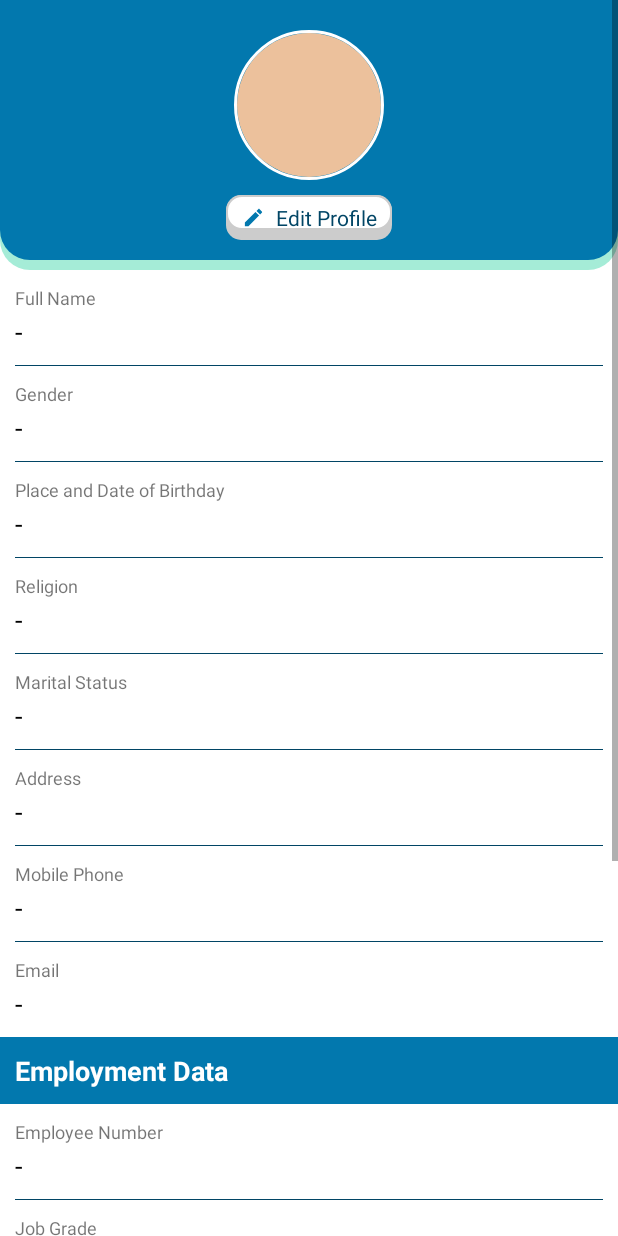
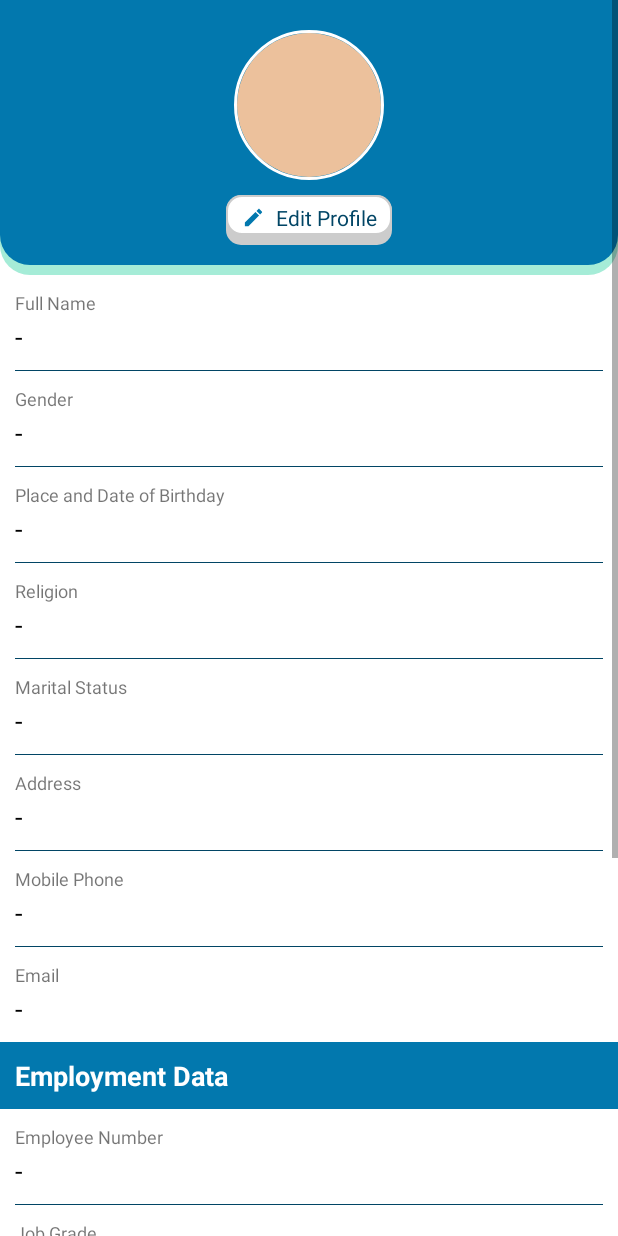
Before and after one commit to mohfajar17/HRMobile, an Android app: the layout activity_data_lengkap.xml on its own in the app's theme, with its tools: preview values and no code run, on a phone screen of 412 x 824 dp. Run offline under Robolectric (Android 15) with nearby library versions, the phone set to English and light mode, and no system bars; network calls fail.

Commit message:
20 Mei 2021

```diff
--- a/app/src/main/java/com/example/hrmobile/Config.java
+++ b/app/src/main/java/com/example/hrmobile/Config.java
@@ -2,7 +2,7 @@ package com.example.hrmobile;
 
 public class Config {
 //    public static final String DATA_URL = "http://192.168.43.183/hr_mobile/";   //IP thetering hp
-//    public static final String DATA_URL = "http://192.168.88.212/hr_mobile/";   //IP asuka lt 3
+//    public static final String DATA_URL = "http://192.168.1.101/hr_mobile/";   //IP asuka lt 3
 //    public static final String DATA_URL = "http://192.168.0.109/hr_mobile/";   //IP home wifi
     public static final String DATA_URL = "https://ais.asukaindonesia.co.id/mobile/";   //IP server
 
--- a/app/src/main/java/com/example/hrmobile/SigninActivity.java
+++ b/app/src/main/java/com/example/hrmobile/SigninActivity.java
@@ -91,8 +91,6 @@ public class SigninActivity extends AppCompatActivity {
     private void loadData() {
         if (spinnerKaryawan.getSelectedItemPosition() == 0 || editTextUsername.getText().toString().matches("") || editTextPassword.getText().toString().matches("")) {
             Toast.makeText(SigninActivity.this, "Failed, please check your data", Toast.LENGTH_LONG).show();
-        } else if (editTextUsername.getText().length()>20 || editTextPassword.getText().length()>20) {
-            Toast.makeText(SigninActivity.this, "Failed, username or password length exceeds the limit", Toast.LENGTH_LONG).show();
         } else {
             final String empId = emplooyeeId[spinnerKaryawan.getSelectedItemPosition()];
             final String empName = emplooyeeName[spinnerKaryawan.getSelectedItemPosition()];
--- a/app/src/main/res/layout/activity_data_lengkap.xml
+++ b/app/src/main/res/layout/activity_data_lengkap.xml
@@ -43,11 +43,12 @@
                     android:layout_width="wrap_content"
                     android:layout_height="wrap_content"
                     android:orientation="horizontal"
-                    android:background="@drawable/border_oval"
+                    android:layout_marginTop="10dp"
+                    android:paddingBottom="3dp"
                     android:paddingRight="10dp"
                     android:paddingLeft="3dp"
-                    android:gravity="center"
-                    android:layout_marginTop="10dp">
+                    android:background="@drawable/border_oval"
+                    android:gravity="center">
 
                     <ImageView
                         android:layout_width="30dp"
--- a/app/src/main/res/layout/activity_signin.xml
+++ b/app/src/main/res/layout/activity_signin.xml
@@ -95,6 +95,7 @@
                 android:layout_width="0dp"
                 android:layout_height="35dp"
                 android:layout_weight="1"
+                android:maxLength="20"
                 android:background="@android:color/transparent"
                 android:inputType="textPersonName" />
         </LinearLayout>
@@ -124,6 +125,7 @@
                 android:layout_width="0dp"
                 android:layout_height="35dp"
                 android:layout_weight="1"
+                android:maxLength="20"
                 android:background="@android:color/transparent"
                 android:inputType="textPassword" />
         </LinearLayout>
--- a/app/src/main/res/layout/fragment_home.xml
+++ b/app/src/main/res/layout/fragment_home.xml
@@ -111,7 +111,7 @@
                     android:layout_width="match_parent"
                     android:layout_height="wrap_content"
                     android:gravity="center"
-                    android:text="- T/ - B/ - H"
+                    android:text="-"
                     android:textSize="18dp"
                     android:textStyle="bold"
                     android:textColor="@color/cyan" />
```
Also changed, not shown: app/src/main/res/layout/activity_edit_profile.xml (+6 -2 lines).
